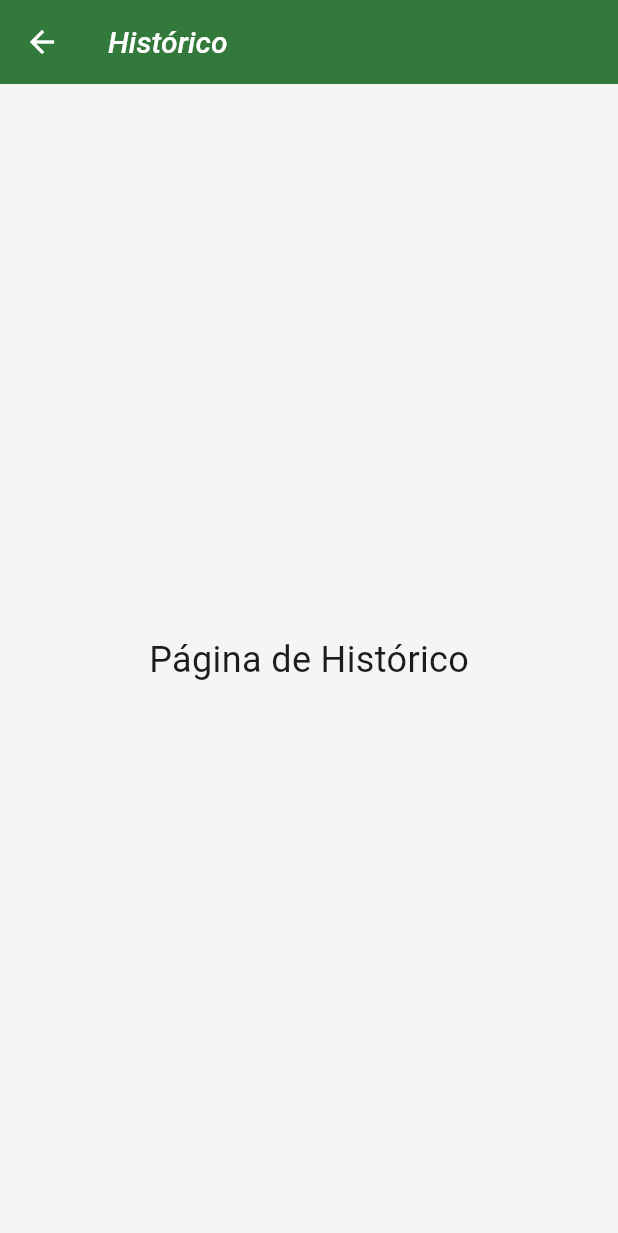
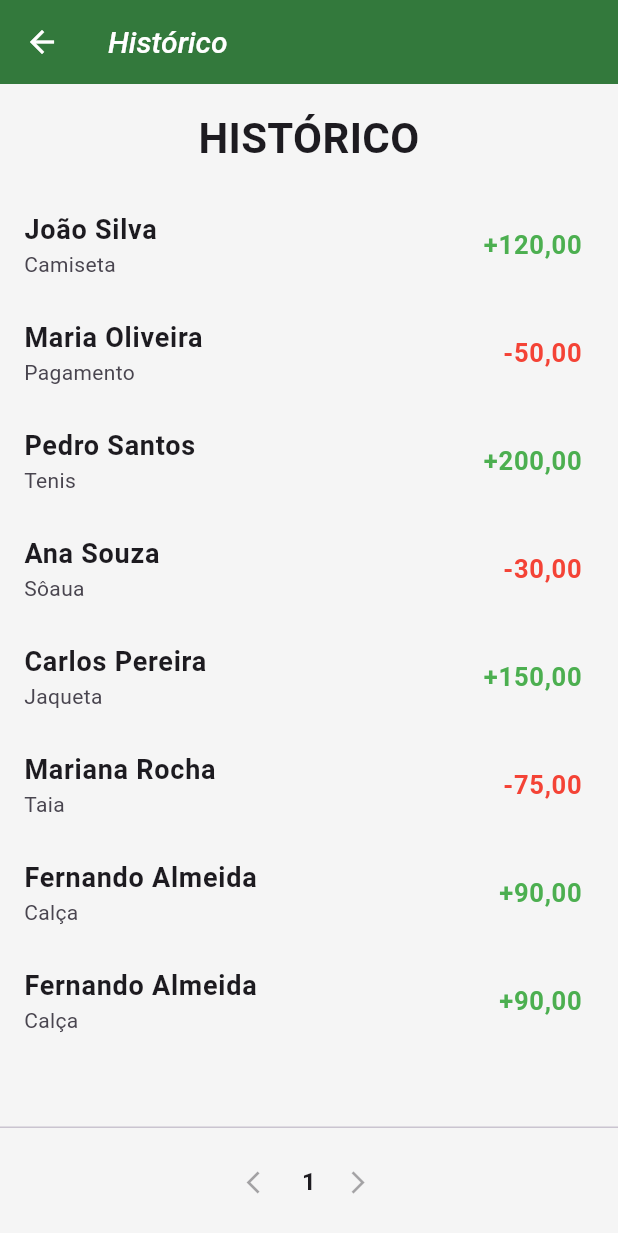
Before and after one commit to Jeffersson17/sistema_controle_dividas_frontend, a Flutter app: the HistoricalPage screen opened directly, on a phone screen of 412 x 824 dp. Shown: the top 1233 px of the screen. Run offline on Flutter 3.47's test engine with Material 3 defaults, Android fonts, the phone set to English and light mode, and no system bars.

Commit message:
historical_page

```diff
--- a/lib/historical_page.dart
+++ b/lib/historical_page.dart
@@ -1,29 +1,115 @@
-// lib/historico_page.dart
-
 import 'package:flutter/material.dart';
 
-class HistoricalPage extends StatelessWidget {
+class HistoricalPage extends StatefulWidget {
   const HistoricalPage({super.key});
 
   @override
+  State<HistoricalPage> createState() => _HistoricalPageState();
+}
+
+class _HistoricalPageState extends State<HistoricalPage> {
+  final List<Map<String, dynamic>> historico = [
+    {'nome': 'João Silva', 'item': 'Camiseta', 'valor': 120.0},
+    {'nome': 'Maria Oliveira', 'item': 'Pagamento', 'valor': -50.0},
+    {'nome': 'Pedro Santos', 'item': 'Tenis', 'valor': 200.0},
+    {'nome': 'Ana Souza', 'item': 'Sôaua', 'valor': -30.0},
+    {'nome': 'Carlos Pereira', 'item': 'Jaqueta', 'valor': 150.0},
+    {'nome': 'Mariana Rocha', 'item': 'Taia', 'valor': -75.0},
+    {'nome': 'Fernando Almeida', 'item': 'Calça', 'valor': 90.0},
+    {'nome': 'Fernando Almeida', 'item': 'Calça', 'valor': 90.0},
+  ];
+
+  int paginaAtual = 0;
+  final int itensPorPagina = 9;
+
+  @override
   Widget build(BuildContext context) {
+    final int totalPaginas = (historico.length / itensPorPagina).ceil();
+    final int inicio = paginaAtual * itensPorPagina;
+    final int fim = (inicio + itensPorPagina).clamp(0, historico.length);
+    final List<Map<String, dynamic>> pagina = historico.sublist(inicio, fim);
+
     return Scaffold(
       appBar: AppBar(
         title: const Text(
           'Histórico',
-          style: TextStyle(
-            color: Colors.white,
-            fontSize: 20,
-          ),
+          style: TextStyle(color: Colors.white, fontSize: 20),
         ),
         iconTheme: const IconThemeData(color: Colors.white),
         backgroundColor: Colors.green[800],
       ),
-      body: const Center(
-        child: Text(
-          'Página de Histórico',
-          style: TextStyle(fontSize: 24),
-        ),
+      body: Column(
+        children: [
+          const Padding(
+            padding: EdgeInsets.symmetric(vertical: 16),
+            child: Text(
+              'HISTÓRICO',
+              style: TextStyle(fontSize: 28, fontWeight: FontWeight.bold),
+              textAlign: TextAlign.center,
+            ),
+          ),
+          Expanded(
+            child: ListView.builder(
+              itemCount: pagina.length,
+              itemBuilder: (context, index) {
+                final item = pagina[index];
+                final isPositive = item['valor'] >= 0;
+                final valorFormatado =
+                    '${isPositive ? '+' : '-'}${item['valor'].abs().toStringAsFixed(2).replaceAll('.', ',')}';
+
+                return ListTile(
+                  title: Text(
+                    item['nome'],
+                    style: const TextStyle(fontWeight: FontWeight.bold),
+                  ),
+                  subtitle: Text(item['item']),
+                  trailing: Text(
+                    valorFormatado,
+                    style: TextStyle(
+                      color: isPositive ? Colors.green : Colors.red,
+                      fontWeight: FontWeight.bold,
+                      fontSize: 17,
+                    ),
+                  ),
+                );
+              },
+            ),
+          ),
+          const Divider(height: 1),
+          Padding(
+            padding: const EdgeInsets.symmetric(vertical: 12),
+            child: Row(
+              mainAxisAlignment: MainAxisAlignment.center,
+              children: [
+                IconButton(
+                  icon: const Icon(Icons.arrow_back_ios, size: 18),
+                  onPressed: paginaAtual > 0
+                      ? () => setState(() => paginaAtual--)
+                      : null,
+                ),
+                for (int i = 0; i < totalPaginas; i++)
+                  Padding(
+                    padding: const EdgeInsets.symmetric(horizontal: 4),
+                    child: Text(
+                      '${i + 1}',
+                      style: TextStyle(
+                        fontWeight: paginaAtual == i
+                            ? FontWeight.bold
+                            : FontWeight.normal,
+                        fontSize: 16,
+                      ),
+                    ),
+                  ),
+                IconButton(
+                  icon: const Icon(Icons.arrow_forward_ios, size: 18),
+                  onPressed: paginaAtual < totalPaginas - 1
+                      ? () => setState(() => paginaAtual++)
+                      : null,
+                ),
+              ],
+            ),
+          ),
+        ],
       ),
     );
   }
```
